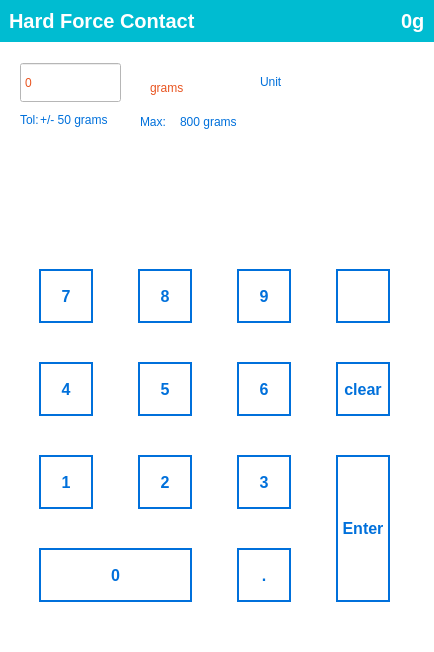
Old version of the form apps/software/gui/Components/HardForceContactForm.ui in the repository lainez12/KS3.
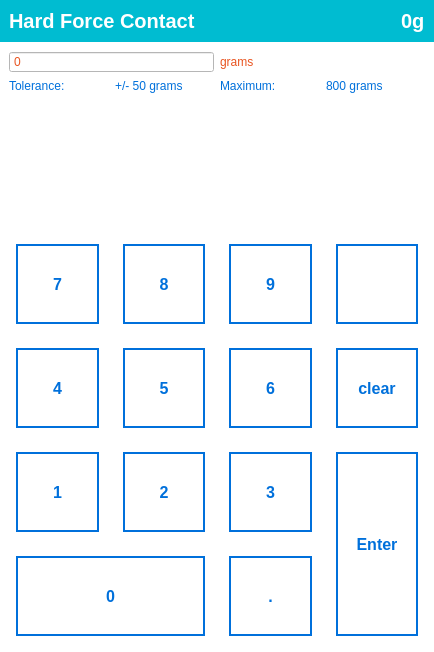
New version of the form. Icons and pictures are not drawn. Custom widgets are drawn as their Qt base class.

Diff of the .ui file:
```diff
--- a/apps/software/gui/Components/HardForceContactForm.ui
+++ b/apps/software/gui/Components/HardForceContactForm.ui
@@ -108,15 +108,12 @@
        <property name="styleSheet">
         <string notr="true"/>
        </property>
-       <widget class="QSpinBox" name="spinBox">
-        <property name="geometry">
-         <rect>
-          <x>20</x>
-          <y>20</y>
-          <width>101</width>
-          <height>41</height>
-         </rect>
+       <layout class="QGridLayout" name="gridLayout" rowstretch="0,0,1" rowminimumheight="0,0,0">
+        <property name="bottomMargin">
+         <number>0</number>
         </property>
+        <item row="0" column="0" colspan="2">
+         <widget class="QSpinBox" name="sbTargetForce">
         <property name="styleSheet">
          <string notr="true">text-align: left;
 font: normal normal bold 25px/29px Arial;
@@ -127,15 +124,9 @@
          <enum>QAbstractSpinBox::ButtonSymbols::NoButtons</enum>
         </property>
        </widget>
+        </item>
+        <item row="0" column="2" colspan="2">
        <widget class="QLabel" name="label_2">
-        <property name="geometry">
-         <rect>
-          <x>150</x>
-          <y>30</y>
-          <width>91</width>
-          <height>31</height>
-         </rect>
-        </property>
         <property name="styleSheet">
          <string notr="true">text-align: left;
 font: normal normal bold 20px/20px Arial;
@@ -147,67 +138,19 @@
          <string>grams</string>
         </property>
        </widget>
-       <widget class="QWidget" name="verticalWidget_2" native="true">
-        <property name="geometry">
-         <rect>
-          <x>260</x>
-          <y>10</y>
-          <width>91</width>
-          <height>191</height>
-         </rect>
-        </property>
-        <layout class="QVBoxLayout" name="verticalLayout_5">
-         <item>
-          <widget class="QLabel" name="label_4">
-           <property name="styleSheet">
-            <string notr="true">color: #0070DB;</string>
-           </property>
-           <property name="text">
-            <string>Unit</string>
-           </property>
-          </widget>
-         </item>
-         <item>
-          <widget class="NavButton" name="gramBtn" native="true">
-           <property name="styleSheet">
-            <string notr="true">background-color: transparent;</string>
-           </property>
-          </widget>
-         </item>
-         <item>
-          <widget class="NavButton" name="newtonBtn" native="true">
-           <property name="styleSheet">
-            <string notr="true">background-color: transparent;</string>
-           </property>
-          </widget>
-         </item>
-        </layout>
-       </widget>
+        </item>
+        <item row="1" column="0">
        <widget class="QLabel" name="label_5">
-        <property name="geometry">
-         <rect>
-          <x>20</x>
-          <y>70</y>
-          <width>21</width>
-          <height>16</height>
-         </rect>
-        </property>
         <property name="styleSheet">
          <string notr="true">color: #0070DB;</string>
         </property>
         <property name="text">
-         <string>Tol:</string>
-        </property>
-       </widget>
-       <widget class="QLabel" name="label_6">
-        <property name="geometry">
-         <rect>
-          <x>40</x>
-          <y>70</y>
-          <width>81</width>
-          <height>16</height>
-         </rect>
-        </property>
+           <string>Tolerance:</string>
+          </property>
+         </widget>
+        </item>
+        <item row="1" column="1">
+         <widget class="QLabel" name="lblToleranceGF">
         <property name="styleSheet">
          <string notr="true">color: #0070DB;</string>
         </property>
@@ -215,31 +158,19 @@
          <string>+/- 50 grams</string>
         </property>
        </widget>
+        </item>
+        <item row="1" column="2">
        <widget class="QLabel" name="label_7">
-        <property name="geometry">
-         <rect>
-          <x>140</x>
-          <y>70</y>
-          <width>31</width>
-          <height>20</height>
-         </rect>
-        </property>
         <property name="styleSheet">
          <string notr="true">color: #0070DB;</string>
         </property>
         <property name="text">
-         <string>Max:</string>
-        </property>
-       </widget>
-       <widget class="QLabel" name="label_8">
-        <property name="geometry">
-         <rect>
-          <x>180</x>
-          <y>70</y>
-          <width>71</width>
-          <height>20</height>
-         </rect>
-        </property>
+           <string>Maximum:</string>
+          </property>
+         </widget>
+        </item>
+        <item row="1" column="3">
+         <widget class="QLabel" name="lblMaxTargetGF">
         <property name="styleSheet">
          <string notr="true">color: #0070DB;</string>
         </property>
@@ -247,32 +178,22 @@
          <string>800 grams</string>
         </property>
        </widget>
+        </item>
+        <item row="2" column="0" colspan="2">
        <widget class="NavButton" name="setZeroBtn" native="true">
-        <property name="geometry">
-         <rect>
-          <x>20</x>
-          <y>110</y>
-          <width>91</width>
-          <height>81</height>
-         </rect>
-        </property>
         <property name="styleSheet">
          <string notr="true">background-color: transparent;</string>
         </property>
        </widget>
+        </item>
+        <item row="2" column="2" colspan="2">
        <widget class="NavButton" name="gotoBtn" native="true">
-        <property name="geometry">
-         <rect>
-          <x>120</x>
-          <y>110</y>
-          <width>91</width>
-          <height>81</height>
-         </rect>
-        </property>
         <property name="styleSheet">
          <string notr="true">background-color: transparent;</string>
         </property>
        </widget>
+        </item>
+       </layout>
       </widget>
      </item>
      <item>
@@ -283,20 +204,31 @@
        <property name="styleSheet">
         <string notr="true">QPushButton { border: 2px solid #0070DB; background-color: #ffffff; color: #0070DB; font: 16px; font-weight: 700; font-family: arial; width: 50px; height: 50px;}</string>
        </property>
-       <widget class="QWidget" name="formLayoutWidget">
-        <property name="geometry">
-         <rect>
-          <x>0</x>
-          <y>0</y>
-          <width>431</width>
-          <height>401</height>
-         </rect>
+       <layout class="QHBoxLayout" name="horizontalLayout_2">
+        <property name="spacing">
+         <number>0</number>
         </property>
-        <layout class="QGridLayout" name="gridLayout_2">
+        <property name="leftMargin">
+         <number>16</number>
+        </property>
+        <property name="topMargin">
+         <number>8</number>
+        </property>
+        <property name="rightMargin">
+         <number>16</number>
+        </property>
+        <property name="bottomMargin">
+         <number>16</number>
+        </property>
+        <item>
+         <layout class="QGridLayout" name="kbContainer">
+          <property name="spacing">
+           <number>24</number>
+          </property>
          <item row="0" column="0">
           <widget class="QPushButton" name="btn7">
            <property name="sizePolicy">
-            <sizepolicy hsizetype="Fixed" vsizetype="Fixed">
+             <sizepolicy hsizetype="Preferred" vsizetype="Preferred">
              <horstretch>0</horstretch>
              <verstretch>0</verstretch>
             </sizepolicy>
@@ -314,6 +246,12 @@
          </item>
          <item row="1" column="1">
           <widget class="QPushButton" name="btn5">
+            <property name="sizePolicy">
+             <sizepolicy hsizetype="Preferred" vsizetype="Preferred">
+              <horstretch>0</horstretch>
+              <verstretch>0</verstretch>
+             </sizepolicy>
+            </property>
            <property name="focusPolicy">
             <enum>Qt::FocusPolicy::NoFocus</enum>
            </property>
@@ -325,7 +263,7 @@
          <item row="0" column="3">
           <widget class="QPushButton" name="btnBackspace">
            <property name="sizePolicy">
-            <sizepolicy hsizetype="Fixed" vsizetype="Fixed">
+             <sizepolicy hsizetype="Preferred" vsizetype="Preferred">
              <horstretch>0</horstretch>
              <verstretch>0</verstretch>
             </sizepolicy>
@@ -350,6 +288,12 @@
          </item>
          <item row="3" column="2">
           <widget class="QPushButton" name="btnBPoint">
+            <property name="sizePolicy">
+             <sizepolicy hsizetype="Preferred" vsizetype="Preferred">
+              <horstretch>0</horstretch>
+              <verstretch>0</verstretch>
+             </sizepolicy>
+            </property>
            <property name="focusPolicy">
             <enum>Qt::FocusPolicy::NoFocus</enum>
            </property>
@@ -360,6 +304,12 @@
          </item>
          <item row="2" column="0">
           <widget class="QPushButton" name="btn1">
+            <property name="sizePolicy">
+             <sizepolicy hsizetype="Preferred" vsizetype="Preferred">
+              <horstretch>0</horstretch>
+              <verstretch>0</verstretch>
+             </sizepolicy>
+            </property>
            <property name="focusPolicy">
             <enum>Qt::FocusPolicy::NoFocus</enum>
            </property>
@@ -370,6 +320,12 @@
          </item>
          <item row="1" column="0">
           <widget class="QPushButton" name="btn4">
+            <property name="sizePolicy">
+             <sizepolicy hsizetype="Preferred" vsizetype="Preferred">
+              <horstretch>0</horstretch>
+              <verstretch>0</verstretch>
+             </sizepolicy>
+            </property>
            <property name="focusPolicy">
             <enum>Qt::FocusPolicy::NoFocus</enum>
            </property>
@@ -380,6 +336,12 @@
          </item>
          <item row="1" column="2">
           <widget class="QPushButton" name="btn6">
+            <property name="sizePolicy">
+             <sizepolicy hsizetype="Preferred" vsizetype="Preferred">
+              <horstretch>0</horstretch>
+              <verstretch>0</verstretch>
+             </sizepolicy>
+            </property>
            <property name="focusPolicy">
             <enum>Qt::FocusPolicy::NoFocus</enum>
            </property>
@@ -388,38 +350,10 @@
            </property>
           </widget>
          </item>
-         <item row="2" column="3" rowspan="2">
-          <widget class="QPushButton" name="btnEnter">
-           <property name="sizePolicy">
-            <sizepolicy hsizetype="Fixed" vsizetype="Maximum">
-             <horstretch>0</horstretch>
-             <verstretch>0</verstretch>
-            </sizepolicy>
-           </property>
-           <property name="maximumSize">
-            <size>
-             <width>16777215</width>
-             <height>300</height>
-            </size>
-           </property>
-           <property name="focusPolicy">
-            <enum>Qt::FocusPolicy::NoFocus</enum>
-           </property>
-           <property name="acceptDrops">
-            <bool>false</bool>
-           </property>
-           <property name="layoutDirection">
-            <enum>Qt::LayoutDirection::RightToLeft</enum>
-           </property>
-           <property name="text">
-            <string>Enter</string>
-           </property>
-          </widget>
-         </item>
          <item row="0" column="1">
           <widget class="QPushButton" name="btn8">
            <property name="sizePolicy">
-            <sizepolicy hsizetype="Fixed" vsizetype="Fixed">
+             <sizepolicy hsizetype="Preferred" vsizetype="Preferred">
              <horstretch>0</horstretch>
              <verstretch>0</verstretch>
             </sizepolicy>
@@ -430,10 +364,22 @@
            <property name="text">
             <string>8</string>
            </property>
+            <property name="iconSize">
+             <size>
+              <width>16</width>
+              <height>16</height>
+             </size>
+            </property>
           </widget>
          </item>
          <item row="2" column="2">
           <widget class="QPushButton" name="btn3">
+            <property name="sizePolicy">
+             <sizepolicy hsizetype="Preferred" vsizetype="Preferred">
+              <horstretch>0</horstretch>
+              <verstretch>0</verstretch>
+             </sizepolicy>
+            </property>
            <property name="focusPolicy">
             <enum>Qt::FocusPolicy::NoFocus</enum>
            </property>
@@ -444,6 +390,12 @@
          </item>
          <item row="2" column="1">
           <widget class="QPushButton" name="btn2">
+            <property name="sizePolicy">
+             <sizepolicy hsizetype="Preferred" vsizetype="Preferred">
+              <horstretch>0</horstretch>
+              <verstretch>0</verstretch>
+             </sizepolicy>
+            </property>
            <property name="focusPolicy">
             <enum>Qt::FocusPolicy::NoFocus</enum>
            </property>
@@ -454,6 +406,12 @@
          </item>
          <item row="3" column="0" colspan="2">
           <widget class="QPushButton" name="btn0">
+            <property name="sizePolicy">
+             <sizepolicy hsizetype="Preferred" vsizetype="Preferred">
+              <horstretch>0</horstretch>
+              <verstretch>0</verstretch>
+             </sizepolicy>
+            </property>
            <property name="focusPolicy">
             <enum>Qt::FocusPolicy::NoFocus</enum>
            </property>
@@ -465,7 +423,7 @@
          <item row="0" column="2">
           <widget class="QPushButton" name="btn9">
            <property name="sizePolicy">
-            <sizepolicy hsizetype="Fixed" vsizetype="Fixed">
+             <sizepolicy hsizetype="Preferred" vsizetype="Preferred">
              <horstretch>0</horstretch>
              <verstretch>0</verstretch>
             </sizepolicy>
@@ -480,6 +438,12 @@
          </item>
          <item row="1" column="3">
           <widget class="QPushButton" name="btnClear">
+            <property name="sizePolicy">
+             <sizepolicy hsizetype="Preferred" vsizetype="Preferred">
+              <horstretch>0</horstretch>
+              <verstretch>0</verstretch>
+             </sizepolicy>
+            </property>
            <property name="focusPolicy">
             <enum>Qt::FocusPolicy::NoFocus</enum>
            </property>
@@ -488,8 +452,37 @@
            </property>
           </widget>
          </item>
-        </layout>
-       </widget>
+          <item row="2" column="3" rowspan="2">
+           <widget class="QPushButton" name="btnEnter">
+            <property name="sizePolicy">
+             <sizepolicy hsizetype="Preferred" vsizetype="Preferred">
+              <horstretch>0</horstretch>
+              <verstretch>0</verstretch>
+             </sizepolicy>
+            </property>
+            <property name="maximumSize">
+             <size>
+              <width>16777215</width>
+              <height>300</height>
+             </size>
+            </property>
+            <property name="focusPolicy">
+             <enum>Qt::FocusPolicy::NoFocus</enum>
+            </property>
+            <property name="acceptDrops">
+             <bool>false</bool>
+            </property>
+            <property name="layoutDirection">
+             <enum>Qt::LayoutDirection::RightToLeft</enum>
+            </property>
+            <property name="text">
+             <string>Enter</string>
+            </property>
+           </widget>
+          </item>
+         </layout>
+        </item>
+       </layout>
       </widget>
      </item>
     </layout>
```
Left out of the diff: 2 changed lines with no effect on the pictures. Lines whose indentation alone changed are shown as unchanged.
